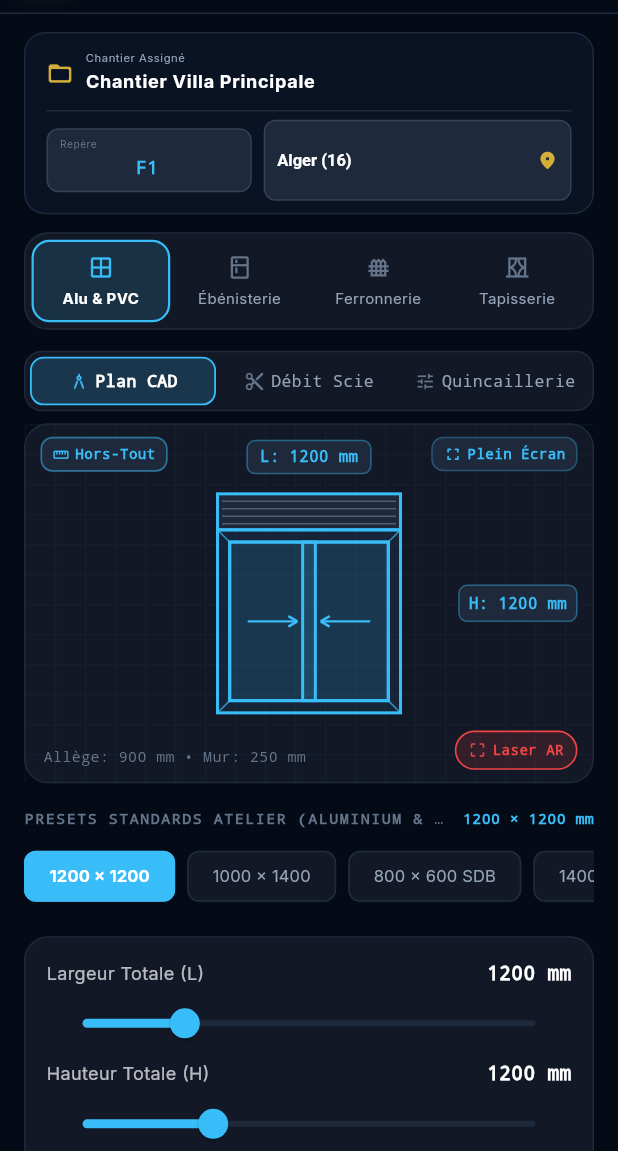
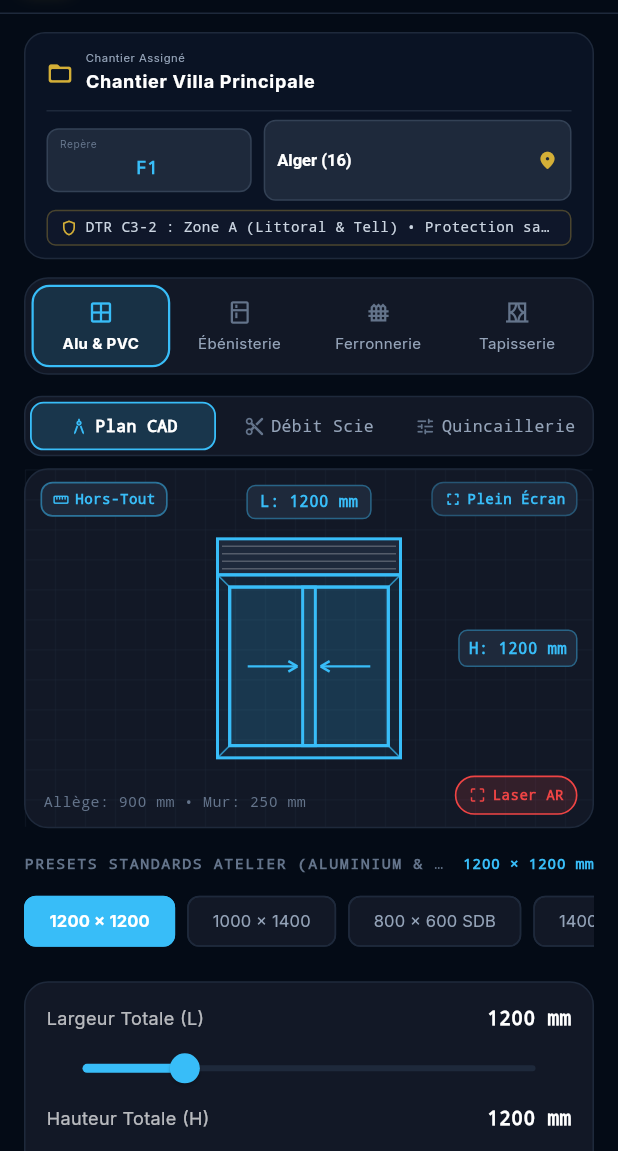
Before and after one commit to JARMID/baiti-atelier, a Flutter app: the MeasureTakeScreen screen opened directly with empty values, on a phone screen of 412 x 824 dp, the part 85-1236 px from its top. Run offline on Flutter 3.47's test engine with Material 3 defaults, Android fonts, the phone set to English and light mode, and no system bars; our stand-ins replace google_fonts, shared_preferences; accounts and stored records are empty.

Commit message:
feat(mobile): display live DTR C3-2 bioclimatic zone and thermal specs upon wilaya selection

```diff
--- a/mobile/lib/screens/measure_take_screen.dart
+++ b/mobile/lib/screens/measure_take_screen.dart
@@ -6,6 +6,7 @@ import '../widgets/quote_summary_card.dart';
 import '../widgets/laser_measure_dialog.dart';
 import '../widgets/baiti_app_bar.dart';
 import '../services/app_settings.dart';
+import '../utils/algerian_financials.dart';
 
 class MeasureTakeScreen extends StatefulWidget {
   final Function(OpeningSpec) onSpecSaved;
@@ -345,6 +346,40 @@ class _MeasureTakeScreenState extends State<MeasureTakeScreen> {
                     ),
                   ],
                 ),
+                const SizedBox(height: 6),
+                Builder(
+                  builder: (ctx) {
+                    final dtr = getDtrZoneForWilayaName(_spec.clientWilaya);
+                    return Container(
+                      width: double.infinity,
+                      padding: const EdgeInsets.symmetric(horizontal: 8, vertical: 4),
+                      decoration: BoxDecoration(
+                        color: const Color(0xFF0F172A),
+                        borderRadius: BorderRadius.circular(6),
+                        border: Border.all(color: const Color(0xFFD4AF37).withValues(alpha: 0.3)),
+                      ),
+                      child: Row(
+                        children: [
+                          const Icon(Icons.shield_outlined, size: 12, color: Color(0xFFD4AF37)),
+                          const SizedBox(width: 5),
+                          Expanded(
+                            child: Text(
+                              'DTR C3-2 : ${dtr.label} • ${dtr.requirement}',
+                              maxLines: 1,
+                              overflow: TextOverflow.ellipsis,
+                              style: const TextStyle(
+                                fontSize: 9.5,
+                                color: Color(0xFFCBD5E1),
+                                fontFamily: 'monospace',
+                                fontWeight: FontWeight.w500,
+                              ),
+                            ),
+                          ),
+                        ],
+                      ),
+                    );
+                  },
+                ),
               ],
             ),
           ),
--- a/mobile/lib/utils/algerian_financials.dart
+++ b/mobile/lib/utils/algerian_financials.dart
@@ -217,3 +217,61 @@ String amountInDzdWordsAr(double amount) {
   final result = parts.join(' و');
   return '$result دينار جزائري';
 }
+
+/// Zone bioclimatique selon la reglementation thermique algerienne DTR C3-2
+class DtrThermalZone {
+  final String code; // 'zone_a', 'zone_b', 'zone_c'
+  final String label;
+  final double maxUw;
+  final String requirement;
+
+  const DtrThermalZone({
+    required this.code,
+    required this.label,
+    required this.maxUw,
+    required this.requirement,
+  });
+}
+
+/// Determine la zone bioclimatique DTR C3-2 selon le nom ou code de la wilaya
+DtrThermalZone getDtrZoneForWilayaName(String wilayaName) {
+  final clean = wilayaName.toLowerCase();
+
+  // Zone C: Sud & Sahara
+  if (clean.contains('adrar') || clean.contains('biskra') || clean.contains('béchar') || clean.contains('bechar') ||
+      clean.contains('tamanrasset') || clean.contains('ouargla') || clean.contains('el oued') || clean.contains('ghardaïa') ||
+      clean.contains('ghardaia') || clean.contains('illizi') || clean.contains('tindouf') || clean.contains('el bayadh') ||
+      clean.contains('timimoun') || clean.contains('bordj badji') || clean.contains('ouled djellal') || clean.contains('béni abbès') ||
+      clean.contains('in salah') || clean.contains('in guezzam') || clean.contains('touggourt') || clean.contains('djanet') ||
+      clean.contains('el m\'ghair') || clean.contains('el meniaa')) {
+    return const DtrThermalZone(
+      code: 'zone_c',
+      label: 'Zone C (Sud & Sahara)',
+      maxUw: 2.8,
+      requirement: 'Stop-Sol obligatoire (Sw <= 0.35)',
+    );
+  }
+
+  // Zone B: Hauts-Plateaux & Atlas
+  if (clean.contains('sétif') || clean.contains('setif') || clean.contains('batna') || clean.contains('djelfa') ||
+      clean.contains('médéa') || clean.contains('medea') || clean.contains('bordj bou') || clean.contains('constantine') ||
+      clean.contains('laghouat') || clean.contains('oum el bouaghi') || clean.contains('tébessa') || clean.contains('tebessa') ||
+      clean.contains('tiaret') || clean.contains('saïda') || clean.contains('saida') || clean.contains('m\'sila') ||
+      clean.contains('mascara') || clean.contains('khenchela') || clean.contains('souk ahras') || clean.contains('mila') ||
+      clean.contains('naâma') || clean.contains('naama') || clean.contains('tissemsilt') || clean.contains('relizane')) {
+    return const DtrThermalZone(
+      code: 'zone_b',
+      label: 'Zone B (Hauts-Plateaux)',
+      maxUw: 2.6,
+      requirement: 'RPT 24mm + Double Vitrage (Uw <= 2.6)',
+    );
+  }
+
+  // Zone A: Littoral & Tell
+  return const DtrThermalZone(
+    code: 'zone_a',
+    label: 'Zone A (Littoral & Tell)',
+    maxUw: 3.2,
+    requirement: 'Protection saline + Ventilation (Uw <= 3.2)',
+  );
+}
```
Also changed, not shown: 1 other file.
